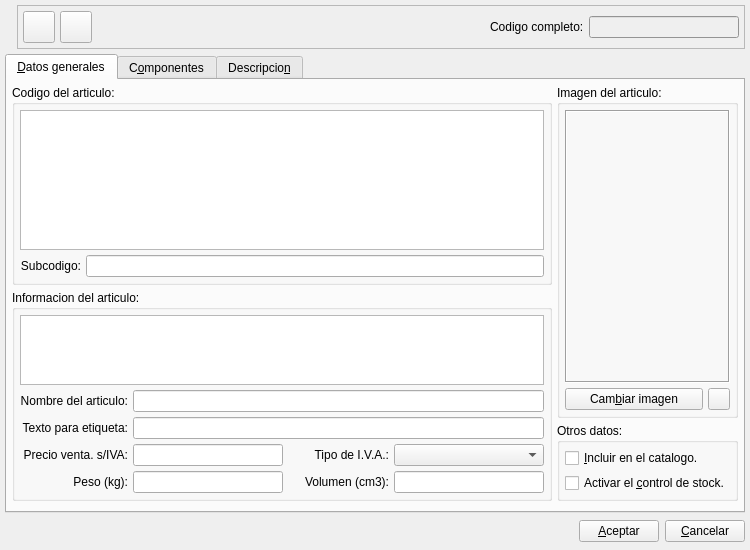
Old version of the form bulmages/bulmafact/src/articleeditbase.ui in the repository eboladev/Bulmages-1.
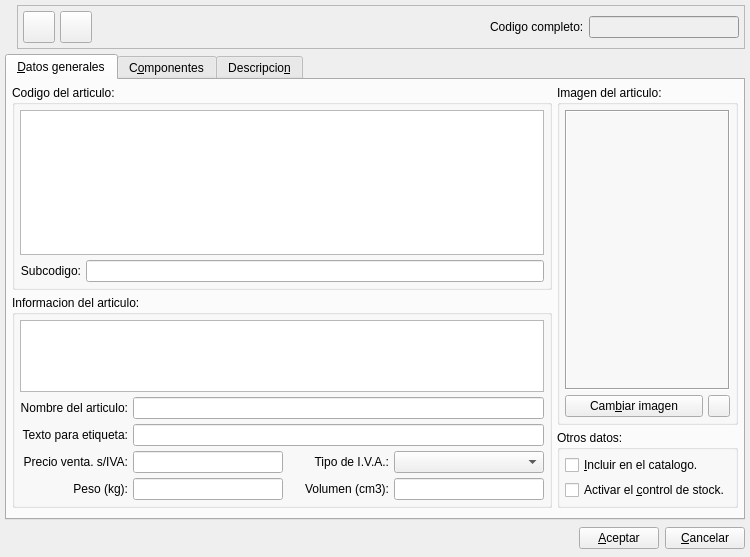
New version of the form. Icons and pictures are not drawn. Custom widgets are drawn as their Qt base class.

What changed in the file:
```diff
--- a/bulmages/bulmafact/src/articleeditbase.ui
+++ b/bulmages/bulmafact/src/articleeditbase.ui
@@ -9,12 +9,6 @@
     <height>550</height>
    </rect>
   </property>
-  <property name="minimumSize" >
-   <size>
-    <width>750</width>
-    <height>550</height>
-   </size>
-  </property>
   <property name="focusPolicy" >
    <enum>Qt::NoFocus</enum>
   </property>
```
